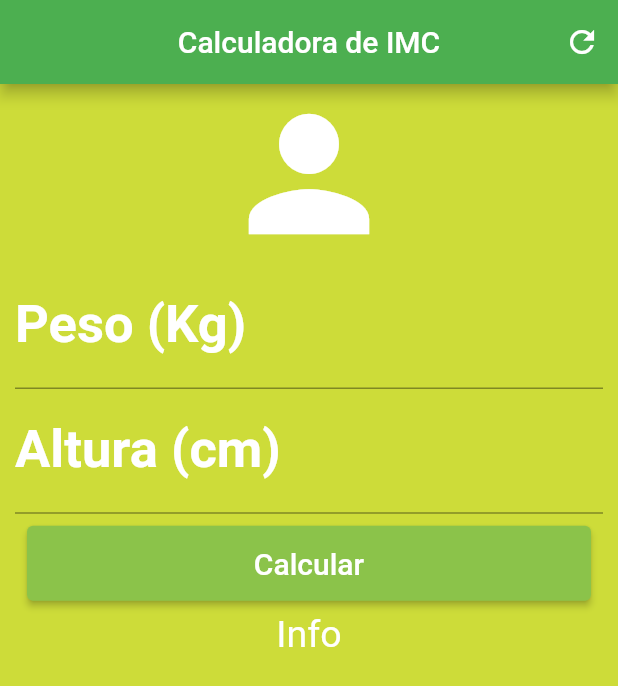
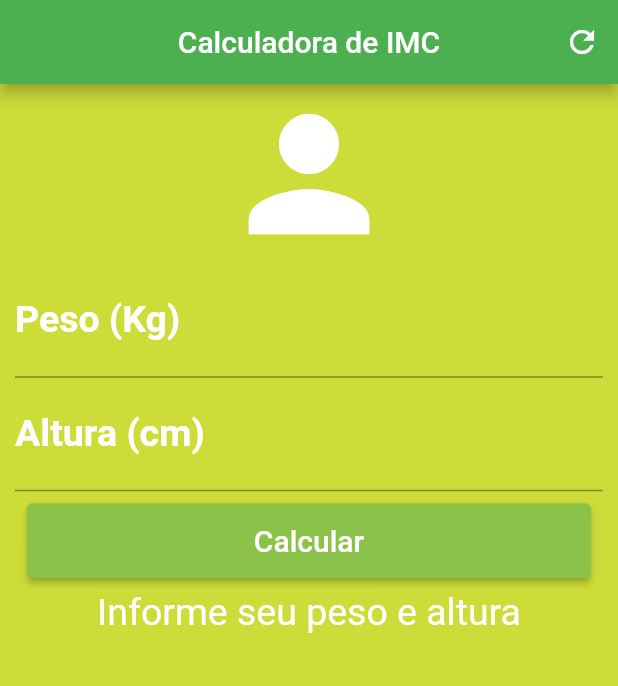
Before and after one commit to alexpereira2004/Simple_IMC_Calculator, a Flutter app: the screen it shows after launch, after a tap on "Calcular", on a phone screen of 412 x 824 dp. Shown: the top 686 px of the screen. Run offline on Flutter 3.47's test engine with Material 2 defaults, Android fonts, the light colour scheme and no system bars.

Commit message:
Calculo do IMC e Atualizacao do resultado na tela

```diff
--- a/lib/main.dart
+++ b/lib/main.dart
@@ -15,6 +15,35 @@ class Home extends StatefulWidget {
 }
 
 class _HomeState extends State<Home> {
+
+  TextEditingController weightController = TextEditingController();
+  TextEditingController heightController = TextEditingController();
+
+  String _infoText = "Informe seu peso e altura";
+
+  void _resetFields() {
+    setState(() {
+      weightController.text = "";
+      heightController.text = "";
+      _infoText = "Informe seu peso e altura";
+    });
+  }
+
+  void calculate() {
+    setState(() {
+      double weight = double.parse(weightController.text);
+      double height = double.parse(heightController.text) / 100;
+      var imc = weight / (height * height);
+      var imcAsPrecision = imc.toStringAsPrecision(4);
+      print(imcAsPrecision);
+      if (imc < 18.6) {
+        _infoText = "Abaixo do peso: ${imcAsPrecision}";
+      } else {
+        _infoText = "${imcAsPrecision}";
+      }
+    });
+  }
+
   @override
   Widget build(BuildContext context) {
     return Scaffold(
@@ -24,7 +53,7 @@ class _HomeState extends State<Home> {
         backgroundColor: Colors.green,
         actions: [
           IconButton(
-            onPressed: () {},
+            onPressed: _resetFields,
             icon: Icon(Icons.refresh),
           )
         ],
@@ -40,30 +69,32 @@ class _HomeState extends State<Home> {
               size: 120,
               color: Colors.white,
             ),
-            const TextField(
+            TextField(
               keyboardType: TextInputType.number,
               cursorColor: Colors.white,
               textAlign: TextAlign.center,
-              style: TextStyle(color: Colors.white, fontSize: 25),
-              decoration: InputDecoration(
+              style: const TextStyle(color: Colors.white, fontSize: 25),
+              controller: weightController,
+              decoration: const InputDecoration(
                   labelText: "Peso (Kg)",
                   fillColor: Colors.white,
                   labelStyle: TextStyle(
                       color: Colors.white,
-                      fontSize: 35,
+                      fontSize: 25,
                       fontWeight: FontWeight.w700)),
             ),
-            const TextField(
+            TextField(
               keyboardType: TextInputType.number,
               cursorColor: Colors.white,
               textAlign: TextAlign.center,
-              style: TextStyle(color: Colors.white, fontSize: 25),
-              decoration: InputDecoration(
+              style: const TextStyle(color: Colors.white, fontSize: 25),
+              controller: heightController,
+              decoration: const InputDecoration(
                   labelText: "Altura (cm)",
                   fillColor: Colors.white,
                   labelStyle: TextStyle(
                       color: Colors.white,
-                      fontSize: 35,
+                      fontSize: 25,
                       fontWeight: FontWeight.w700)),
             ),
             Padding(
@@ -71,7 +102,7 @@ class _HomeState extends State<Home> {
               child: Container(
                 height: 50,
                 child: ElevatedButton(
-                  onPressed: () {},
+                  onPressed: calculate,
                   style: ElevatedButton.styleFrom(primary: Colors.lightGreen),
                   child: const Text(
                     "Calcular",
@@ -83,8 +114,8 @@ class _HomeState extends State<Home> {
                 ),
               ),
             ),
-            const Text(
-              "Info",
+            Text(
+              _infoText,
               textAlign: TextAlign.center,
               style: TextStyle(color: Colors.white, fontSize: 25),
             )
```
